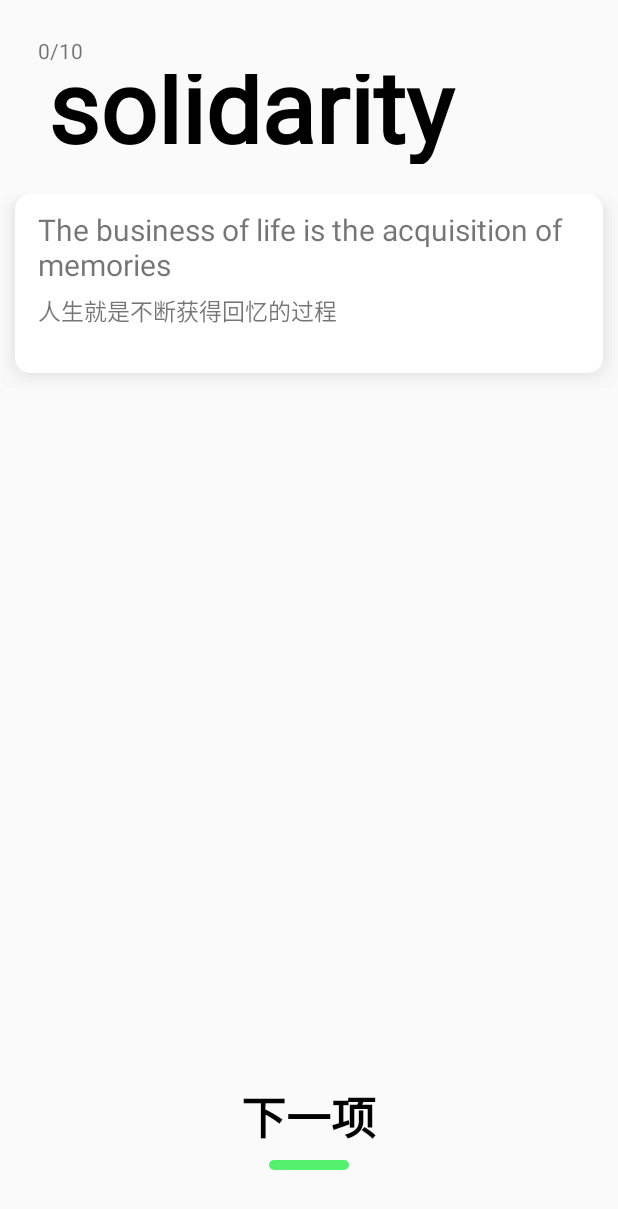
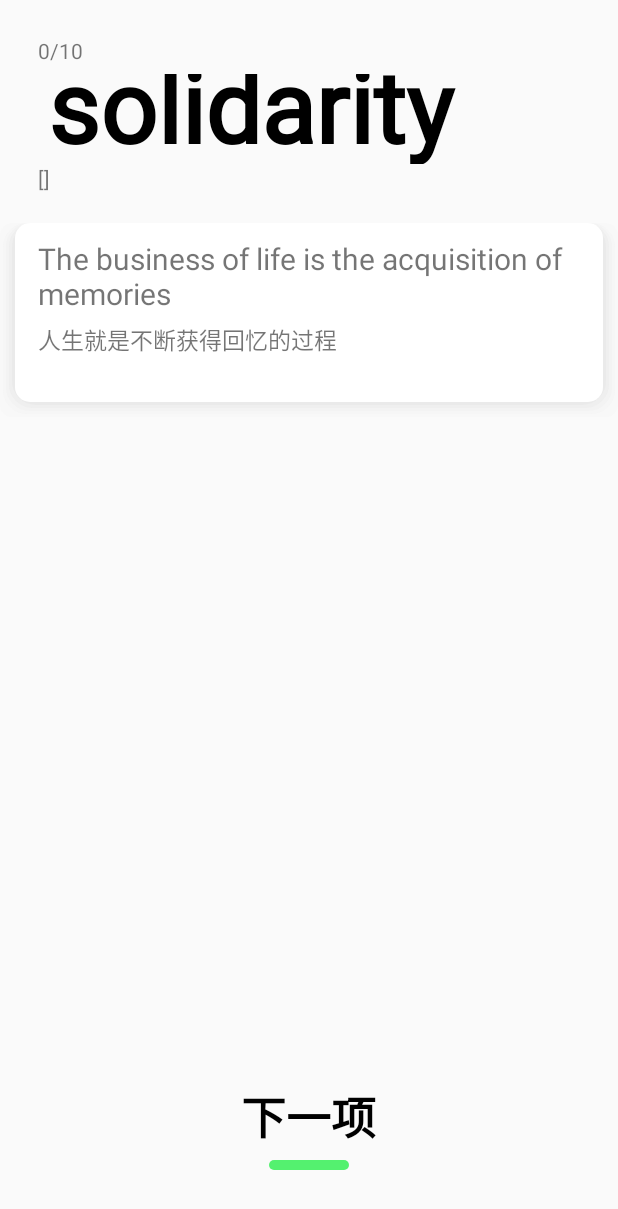
Before and after one commit to young-fer/recite, an Android app: the ReciteActivity screen opened directly, with no data from a screen before it, after a tap on an icon or button, on a phone screen of 412 x 824 dp. Shown: the top 1209 px of the screen. Run offline under Robolectric (Android 15) with nearby library versions, the phone set to English and light mode, and no system bars; 9 statements that could not run were skipped.

Commit message:
添加音标显示和朗读功能

```diff
--- a/app/src/main/java/com/example/recite/ReciteActivity.java
+++ b/app/src/main/java/com/example/recite/ReciteActivity.java
@@ -2,14 +2,19 @@ package com.example.recite;
 
 import androidx.appcompat.app.AppCompatActivity;
 
+import android.app.Service;
+import android.content.ComponentName;
 import android.content.Context;
 import android.content.Intent;
+import android.content.ServiceConnection;
 import android.graphics.Color;
 import android.os.Bundle;
 import android.os.Handler;
+import android.os.IBinder;
 import android.os.SystemClock;
 import android.view.View;
 import android.view.ViewGroup;
+import android.widget.Button;
 import android.widget.LinearLayout;
 import android.widget.ListView;
 import android.widget.RelativeLayout;
@@ -22,6 +27,7 @@ import com.example.recite.component.ControlButton;
 import com.example.recite.component.OptionButton;
 import com.example.recite.component.WordText;
 import com.example.recite.db.DBTool;
+import com.example.recite.service.PronunciationPlayerService;
 import com.example.recite.tool.Tool;
 
 import java.util.ArrayList;
@@ -32,17 +38,34 @@ import java.util.Random;
 public class ReciteActivity extends AppCompatActivity {
     private int hasStuCnt;
     private int StuCnt;
+    private int stu_index;
     private boolean isClicked;
 
     private DBTool dbTool = null;
     private List<Word> stuWords = null;
     private ArrayList<Word.PartOfSpeech> wordMeans = null;
     private LinearLayout ll_option, ll_info_word_mean;
+
+
     private RelativeLayout rl_info_body;
     private WordText word_head;
     private ControlButton control_btn;
-    private TextView tv_top_info;
-    private int stu_index;
+    private TextView tv_top_info, tv_usphone;
+    private Button read_btn;
+
+
+    // 单词读音
+    private PronunciationPlayerService.PlayPronunciationBinder pronunciationBinder;
+    private ServiceConnection connection =  new ServiceConnection() {
+        @Override
+        public void onServiceConnected(ComponentName componentName, IBinder iBinder) {
+            pronunciationBinder = (PronunciationPlayerService.PlayPronunciationBinder) iBinder;
+        }
+        @Override
+        public void onServiceDisconnected(ComponentName componentName) {
+        }
+    };
+
 
     @Override
     protected void onCreate(Bundle savedInstanceState) {
@@ -63,12 +86,17 @@ public class ReciteActivity extends AppCompatActivity {
         ll_info_word_mean = findViewById(R.id.ll_info_word_mean);
         control_btn = findViewById(R.id.control_btn);
         tv_top_info = findViewById(R.id.tv_top_info);
+        tv_usphone = findViewById(R.id.tv_usphone);
+
         for(int i = 0; i < ll_option.getChildCount(); ++i) {
             ll_option.getChildAt(i).setId(i);
             ll_option.getChildAt(i).setOnClickListener(new BtnClickListener());
         }
         control_btn.setOnClickListener(new ControlBtnClickListener());
+        tv_usphone.setOnClickListener(new ReadTVClickListener());
+//        read_btn.setOnClickListener(new ReadBtnClickListener());
 
+        bindService(new Intent(this, PronunciationPlayerService.class), connection, Service.BIND_AUTO_CREATE);
     }
 
     private void init() {
@@ -76,13 +104,19 @@ public class ReciteActivity extends AppCompatActivity {
         stuWords = dbTool.getStuWords();
         hasStuCnt = 0;
         StuCnt = stuWords.size();
-        stu_index = 0;
+        stu_index = -1;
         isClicked = false;
         updateView();
+
+
+        System.out.println(dbTool.getHasStuWordCnt());
     }
 
 
     private void updateView() {
+        stu_index++;
+        if(stu_index >= StuCnt) stu_index = 0;
+
         if(hasStuCnt == StuCnt) {
             finish();
             Intent intent = new Intent(ReciteActivity.this, SuccessActivity.class);
@@ -133,6 +167,7 @@ public class ReciteActivity extends AppCompatActivity {
 
 
         tv_top_info.setText(hasStuCnt + "/" + StuCnt);
+        tv_usphone.setText("[ " + word.getUsphone() + " ]");
 
         ll_option.setVisibility(View.VISIBLE);
         rl_info_body.setVisibility(View.GONE);
@@ -141,6 +176,12 @@ public class ReciteActivity extends AppCompatActivity {
 
     private void showAnswerView() {
 
+        new Thread(new Runnable(){
+            @Override
+            public void run() {
+                pronunciationBinder.play(stuWords.get(stu_index).getWordHead());
+            }
+        }).start();
 
         wordMeans = stuWords.get(stu_index).getPartOfSpeeches();
 
@@ -183,8 +224,6 @@ public class ReciteActivity extends AppCompatActivity {
                 @Override
                 public void run() {
                     showAnswerView();
-                    stu_index++;
-                    if(stu_index >= StuCnt) stu_index = 0;
                 }
             }, 200);
 
@@ -202,12 +241,21 @@ public class ReciteActivity extends AppCompatActivity {
             else {
                 isClicked = true;
                 showAnswerView();
-                stu_index++;
-                if(stu_index >= StuCnt) stu_index = 0;
+
             }
-
-
         }
     }
 
+
+    class ReadTVClickListener implements View.OnClickListener {
+        @Override
+        public void onClick(View view) {
+            new Thread(new Runnable(){
+                @Override
+                public void run() {
+                    pronunciationBinder.play(stuWords.get(stu_index).getWordHead());
+                }
+            }).start();
+        }
+    }
 }
--- a/app/src/main/java/com/example/recite/db/DBTool.java
+++ b/app/src/main/java/com/example/recite/db/DBTool.java
@@ -18,7 +18,6 @@ import java.util.LinkedList;
 import java.util.List;
 
 public class DBTool {
-
     private final String DB_NAME = "word.db";
     private SQLiteDatabase myDatabase;
     private Context context;
@@ -189,5 +188,29 @@ public class DBTool {
         sqLiteDatabase.close();
     }
 
+    @SuppressLint("Range")
+    public int getHasStuWordCnt() {
+        int cnt = 0;
+        MyDBOpenHelper myDBOpenHelper = new MyDBOpenHelper(context, "word.db", null, 1);
+        SQLiteDatabase sqLiteDatabase = myDBOpenHelper.getReadableDatabase();
+        Cursor cursor = sqLiteDatabase.rawQuery("SELECT count(*) FROM study WHERE state = 'study' ", new String[]{});
+        if(cursor.moveToFirst()){
+            System.out.println(cursor.getInt(0));
+        }
+        return cnt;
+    }
+
+    @SuppressLint("Range")
+    public int getNotStuWordCnt() {
+        int cnt = 0;
+        MyDBOpenHelper myDBOpenHelper = new MyDBOpenHelper(context, "word.db", null, 1);
+        SQLiteDatabase sqLiteDatabase = myDBOpenHelper.getReadableDatabase();
+        Cursor cursor = sqLiteDatabase.rawQuery("SELECT count(*) FROM study WHERE state != 'study' ", new String[]{});
+        if(cursor.moveToFirst()){
+            System.out.println(cursor.getInt(0));
+        }
+        return cnt;
+    }
+
 
 }
--- a/app/src/main/res/layout/activity_recite.xml
+++ b/app/src/main/res/layout/activity_recite.xml
@@ -25,13 +25,30 @@
         android:layout_marginEnd="15dp"
         WordText:word_tag="solidarity" />
 
+    <TextView
+        android:id="@+id/tv_usphone"
+        android:clickable="true"
+        android:layout_width="match_parent"
+        android:layout_height="wrap_content"
+        android:layout_below="@id/word_head"
+        android:paddingLeft="25dp"
+        android:text="[]" />
+
+<!--    <Button-->
+<!--        android:id="@+id/read_btn"-->
+<!--        android:layout_width="wrap_content"-->
+<!--        android:layout_height="wrap_content"-->
+<!--        android:layout_below="@id/word_head"-->
+<!--        android:text="播放读音"/>-->
+
     <LinearLayout
         android:id="@+id/ll_option"
         android:layout_width="match_parent"
         android:layout_height="wrap_content"
-        android:layout_below="@id/word_head"
+        android:layout_below="@id/tv_usphone"
         android:orientation="vertical"
         android:layout_margin="15dp"
+
         >
 
         <com.example.recite.component.OptionButton
@@ -77,7 +94,7 @@
         android:id="@+id/rl_info_body"
         android:layout_width="match_parent"
         android:layout_height="wrap_content"
-        android:layout_below="@id/word_head"
+        android:layout_below="@id/tv_usphone"
         android:orientation="vertical"
         android:visibility="gone"
         >
```
Also changed, not shown: app/src/main/AndroidManifest.xml (+10 -0 lines), app/src/main/java/com/example/recite/http/MyHttp.java (added, +57 -0 lines), app/src/main/java/com/example/recite/service/PronunciationPlayerService.java (added, +69 -0 lines), app/src/main/res/xml/network_security_config.xml (added, +11 -0 lines).
